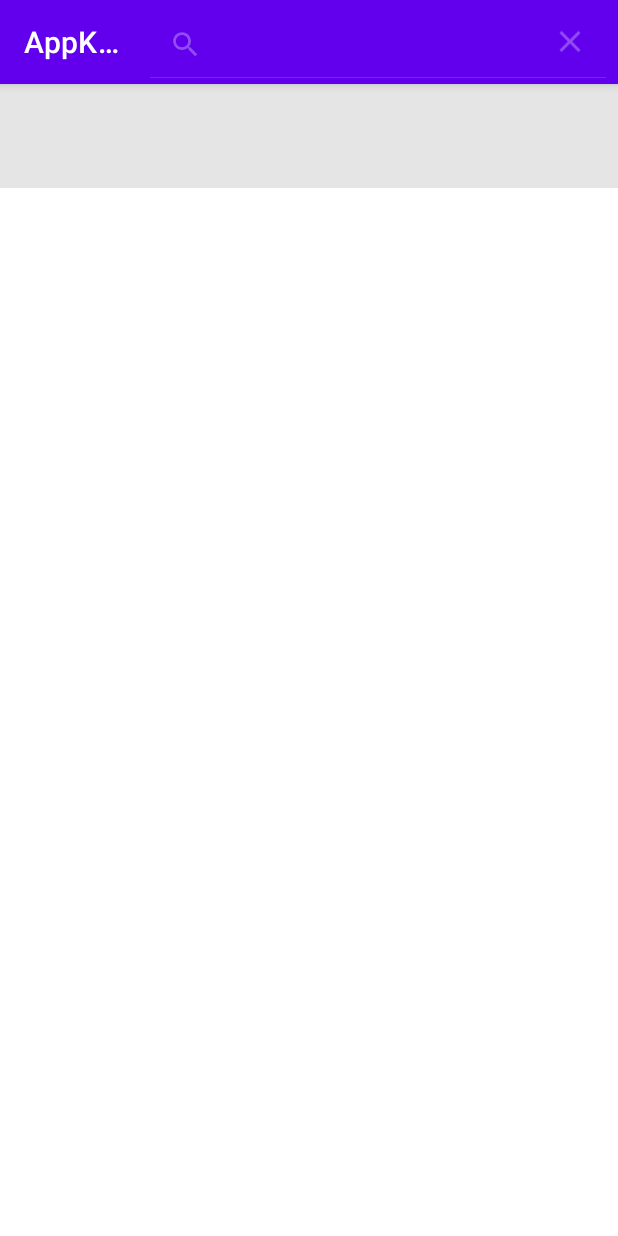
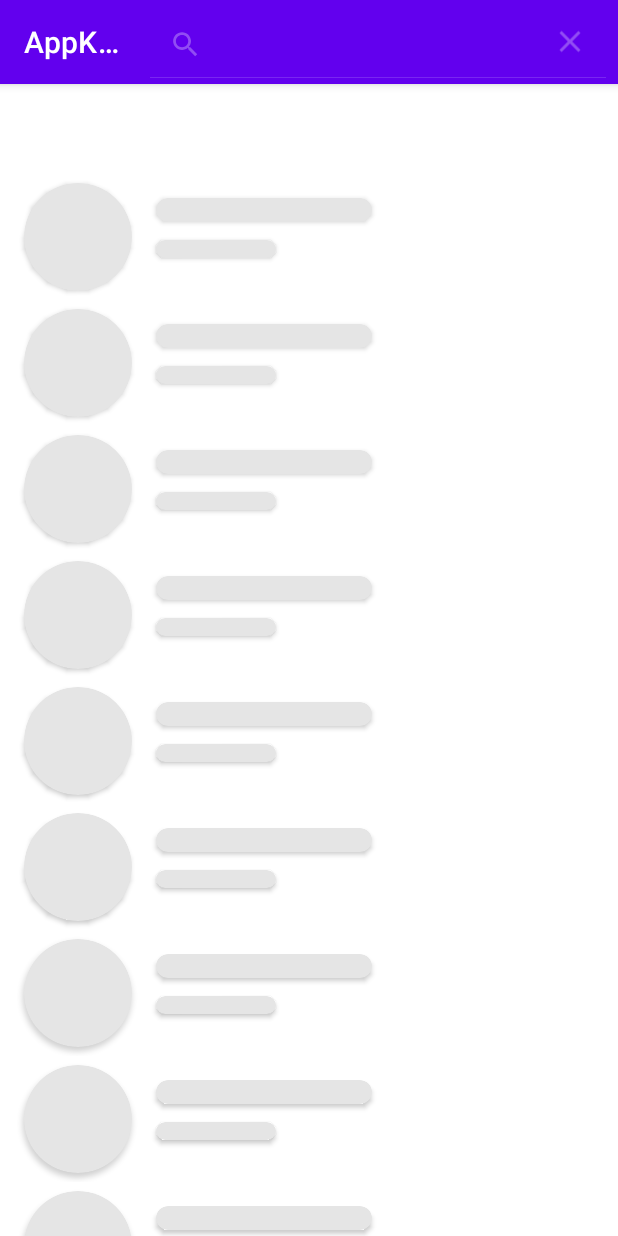
Before and after one commit to alexandrbirichevskiy/appKODE_task, an Android app: the screen it shows after launch (MainActivity), after a tap on "Search", on a phone screen of 412 x 824 dp. Run offline under Robolectric (Android 15) with nearby library versions, the phone set to English and light mode, and no system bars; our stand-ins replace Room's generated code, Shimmer.

Commit message:
add shimmer

```diff
--- a/app/build.gradle
+++ b/app/build.gradle
@@ -65,4 +65,7 @@ dependencies {
     implementation("androidx.fragment:fragment-ktx:1.3.6")
     // LiveData
     implementation("androidx.lifecycle:lifecycle-livedata-ktx:$lifecycle_version")
+
+    // Shimmer
+    implementation 'com.facebook.shimmer:shimmer:0.5.0'
 }
--- a/app/src/main/java/com/alexbirichevskiy/appkodetask/ui/MainActivity.kt
+++ b/app/src/main/java/com/alexbirichevskiy/appkodetask/ui/MainActivity.kt
@@ -30,10 +30,16 @@ class MainActivity : AppCompatActivity() {
         usersVM.getUsers()
         Log.d("@@@", "Create Activity")
 
-        Thread{
+
+        binding.shimmerFrameLayout.stopShimmer()
+
+
+        Thread {
             Thread.sleep(5_000)
             Log.d("@@@", "users " + usersVM.users.value.toString())
-            runOnUiThread{
+            runOnUiThread {
+                binding.shimmerFrameLayout.stopShimmer()
+                binding.shimmerFrameLayout.removeAllViews()
                 binding.viewPager.adapter = pagerAdapter
                 binding.viewPager.offscreenPageLimit = 1
                 TabLayoutMediator(binding.tabLayout, binding.viewPager) { tab, position ->
--- /dev/null
+++ b/app/src/main/res/drawable/gradient_color_shimmer.xml
@@ -0,0 +1,7 @@
+<?xml version="1.0" encoding="utf-8"?>
+<shape xmlns:android="http://schemas.android.com/apk/res/android">
+    <gradient
+        android:type="linear"
+        android:startColor="#DF1414"
+        android:endColor="#2222BC" />
+</shape>
--- a/app/src/main/res/layout/activity_main.xml
+++ b/app/src/main/res/layout/activity_main.xml
@@ -6,19 +6,55 @@
     android:layout_width="match_parent"
     android:layout_height="match_parent"
     android:orientation="vertical"
+    android:background="@color/white"
     tools:context=".ui.MainActivity">
 
     <com.google.android.material.tabs.TabLayout
         android:id="@+id/tab_layout"
-        style="@style/tab_style"
         android:layout_width="match_parent"
-        android:layout_height="0dp"
-        android:layout_weight="1"
+        android:layout_height="60dp"
         app:tabGravity="center"
         app:tabIndicatorAnimationDuration="700"
         app:tabIndicatorColor="#6534FF"
         app:tabIndicatorHeight="2dp"
-        app:tabMode="scrollable"/>
+        app:tabMode="scrollable" />
+
+    <com.facebook.shimmer.ShimmerFrameLayout
+        android:id="@+id/shimmer_frame_layout"
+        android:layout_width="match_parent"
+        android:layout_height="wrap_content">
+
+        <LinearLayout
+            android:layout_width="match_parent"
+            android:layout_height="match_parent"
+            android:orientation="vertical">
+
+            <include layout="@layout/user_item_shimmer" />
+
+            <include layout="@layout/user_item_shimmer" />
+
+            <include layout="@layout/user_item_shimmer" />
+
+            <include layout="@layout/user_item_shimmer" />
+
+            <include layout="@layout/user_item_shimmer" />
+
+            <include layout="@layout/user_item_shimmer" />
+
+            <include layout="@layout/user_item_shimmer" />
+
+            <include layout="@layout/user_item_shimmer" />
+
+            <include layout="@layout/user_item_shimmer" />
+
+            <include layout="@layout/user_item_shimmer" />
+
+            <include layout="@layout/user_item_shimmer" />
+
+            <include layout="@layout/user_item_shimmer" />
+
+        </LinearLayout>
+    </com.facebook.shimmer.ShimmerFrameLayout>
 
     <androidx.viewpager2.widget.ViewPager2
         android:id="@+id/view_pager"
--- a/app/src/main/res/layout/fragment_users.xml
+++ b/app/src/main/res/layout/fragment_users.xml
@@ -11,7 +11,7 @@
         android:layout_width="match_parent"
         android:layout_height="match_parent"
         android:focusable="true"
-        android:background="@color/user_item_conteiner_background_color"
+        android:background="@color/white"
         tools:listitem="@layout/user_item" />
 
 </androidx.swiperefreshlayout.widget.SwipeRefreshLayout>
--- a/app/src/main/res/layout/user_item.xml
+++ b/app/src/main/res/layout/user_item.xml
@@ -2,7 +2,7 @@
 <FrameLayout xmlns:android="http://schemas.android.com/apk/res/android"
     android:layout_width="match_parent"
     android:layout_height="@dimen/user_item_conteiner_height"
-    android:background="@color/user_item_conteiner_background_color">
+    android:background="@color/white">
 
     <LinearLayout
         android:layout_width="match_parent"
--- /dev/null
+++ b/app/src/main/res/layout/user_item_shimmer.xml
@@ -0,0 +1,49 @@
+<?xml version="1.0" encoding="utf-8"?>
+<androidx.constraintlayout.widget.ConstraintLayout xmlns:android="http://schemas.android.com/apk/res/android"
+    xmlns:app="http://schemas.android.com/apk/res-auto"
+    xmlns:tools="http://schemas.android.com/tools"
+    android:layout_width="match_parent"
+    android:layout_height="@dimen/user_item_conteiner_height"
+    android:background="@color/white">
+
+
+    <androidx.cardview.widget.CardView
+        android:id="@+id/cardView"
+        android:layout_width="@dimen/avatar_size_image_view"
+        android:layout_height="@dimen/avatar_size_image_view"
+        android:layout_marginStart="16dp"
+        android:layout_marginTop="6dp"
+        android:layout_marginBottom="6dp"
+        app:cardBackgroundColor="@color/user_item_conteiner_background_color"
+        app:cardCornerRadius="50dp"
+        app:layout_constraintBottom_toBottomOf="parent"
+        app:layout_constraintStart_toStartOf="parent"
+        app:layout_constraintTop_toTopOf="parent" />
+
+    <androidx.cardview.widget.CardView
+        android:id="@+id/cardView2"
+        android:layout_width="144dp"
+        android:layout_height="16dp"
+        android:layout_marginStart="16dp"
+        android:layout_marginTop="16dp"
+        app:cardBackgroundColor="@color/user_item_conteiner_background_color"
+        app:cardCornerRadius="50dp"
+        app:layout_constraintEnd_toEndOf="parent"
+        app:layout_constraintHorizontal_bias="0.0"
+        app:layout_constraintStart_toEndOf="@+id/cardView"
+        app:layout_constraintTop_toTopOf="parent" />
+
+    <androidx.cardview.widget.CardView
+        android:layout_width="80dp"
+        android:layout_height="12dp"
+        android:layout_marginStart="16dp"
+        android:layout_marginTop="12dp"
+        app:cardBackgroundColor="@color/user_item_conteiner_background_color"
+        app:cardCornerRadius="50dp"
+        app:layout_constraintBottom_toBottomOf="parent"
+        app:layout_constraintStart_toEndOf="@+id/cardView"
+        app:layout_constraintTop_toBottomOf="@+id/cardView2"
+        app:layout_constraintVertical_bias="0.0"
+        app:layout_goneMarginTop="6dp" />
+
+</androidx.constraintlayout.widget.ConstraintLayout>
--- a/app/src/main/res/values/themes.xml
+++ b/app/src/main/res/values/themes.xml
@@ -56,6 +56,6 @@
     <style name="tab_style" parent="TextAppearance.Design.Tab">
         <item name="textAllCaps">false</item>
         <item name="android:textAllCaps">false</item>
-        <item name="android:background">@color/user_item_conteiner_background_color</item>
+        <item name="android:background">@color/white</item>
     </style>
 </resources>
```
